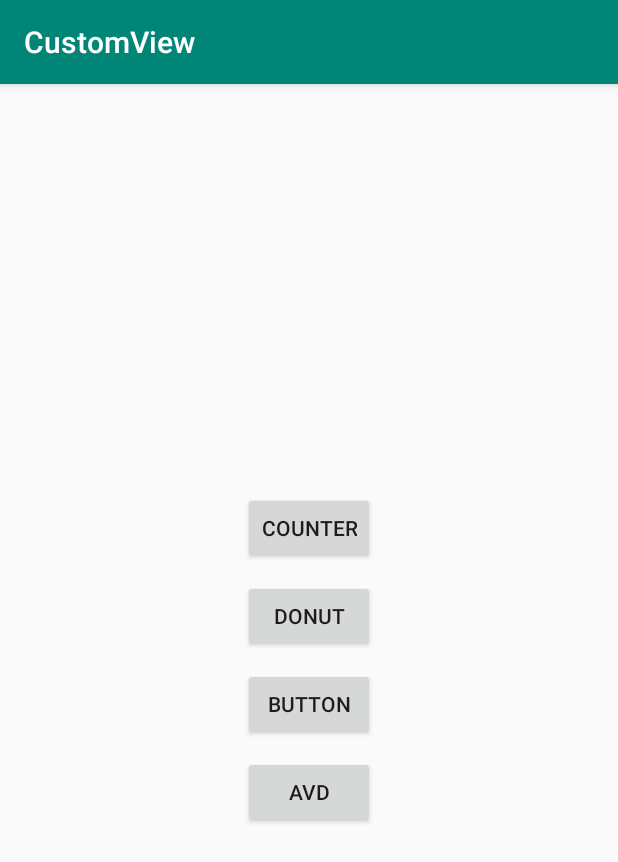
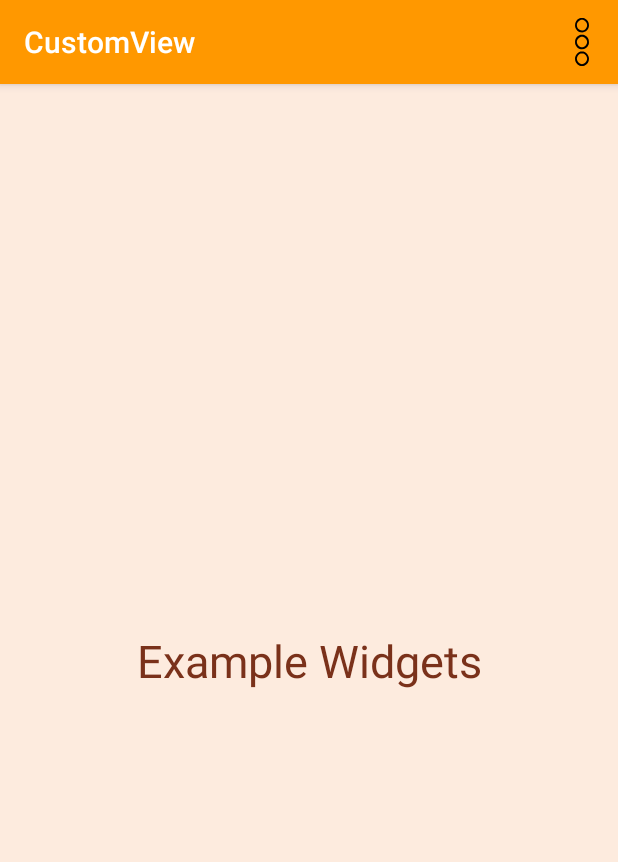
Before and after one commit to DinosauRuss/Sample_Android_projects, an Android app: the screen it shows after launch (MainActivity), on a phone screen of 412 x 824 dp. Shown: the top 862 px of the screen. Run offline under Robolectric (Android 15) with nearby library versions, the phone set to English and light mode, and no system bars.

Commit message:
Add customized menu for fragment transactions

```diff
--- a/CustomView/app/src/main/AndroidManifest.xml
+++ b/CustomView/app/src/main/AndroidManifest.xml
@@ -8,7 +8,7 @@
         android:label="@string/app_name"
         android:roundIcon="@mipmap/ic_launcher_round"
         android:supportsRtl="true"
-        android:theme="@style/AppTheme">
+        android:theme="@style/OrangeTheme">
         <activity android:name=".MainActivity">
             <intent-filter>
                 <action android:name="android.intent.action.MAIN" />
--- a/CustomView/app/src/main/java/com/example/rek/customview/MainActivity.java
+++ b/CustomView/app/src/main/java/com/example/rek/customview/MainActivity.java
@@ -3,7 +3,8 @@ package com.example.rek.customview;
 import android.support.v4.app.Fragment;
 import android.support.v7.app.AppCompatActivity;
 import android.os.Bundle;
-import android.view.View;
+import android.view.Menu;
+import android.view.MenuItem;
 
 import com.example.rek.customview.fragments.ButtonFragment;
 import com.example.rek.customview.fragments.CounterFragment;
@@ -28,25 +29,38 @@ public class MainActivity extends AppCompatActivity implements OnFragmentInterac
     }
 
     @Override
-    public void onFragmentInteraction(View v) {
+    public boolean onCreateOptionsMenu(Menu menu) {
+        getMenuInflater().inflate(R.menu.main_menu, menu);
+
+        return true;
+    }
+
+    @Override
+    public boolean onOptionsItemSelected(MenuItem item) {
+
         Fragment frago;
-        switch (v.getId()) {
-            case R.id.btnCounter:
+        switch (item.getItemId()) {
+            case R.id.menuCounter:
                 frago = new CounterFragment();
                 break;
-            case R.id.btnDonut:
+            case R.id.menuDonut:
                 frago = new DonutFragment();
                 break;
-            case R.id.btnButton:
+            case R.id.menuButtons:
                 frago = new ButtonFragment();
                 break;
-            case R.id.btnAvd:
+            case R.id.menuAvd:
                 frago = new AvdFragment();
                 break;
             default:
-                return;
+                return true;
         }
         transactFragment(frago);
+        return true;
+    }
+
+    @Override
+    public void onFragmentInteraction(int id) {
 
     }
 
--- a/CustomView/app/src/main/java/com/example/rek/customview/custom_views/MyDonutDrawable.java
+++ b/CustomView/app/src/main/java/com/example/rek/customview/custom_views/MyDonutDrawable.java
@@ -15,6 +15,9 @@ import android.graphics.drawable.Drawable;
 import android.os.Build;
 import android.support.annotation.NonNull;
 import android.support.annotation.Nullable;
+import android.support.v4.content.res.ResourcesCompat;
+
+import com.example.rek.customview.R;
 
 import java.util.ArrayList;
 import java.util.List;
@@ -73,7 +76,7 @@ public class MyDonutDrawable extends Drawable {
         icingPaint.setPathEffect(
                 new ComposePathEffect(
                     new CornerPathEffect(40f),
-                    new DiscretePathEffect(60f, 15f) ) );
+                    new DiscretePathEffect(60f, 19f) ) );
         sprinklePaint = new Paint(Paint.ANTI_ALIAS_FLAG);
         sprinkles = generateSprinkles(numOfSprinkles);
         holePath = new Path();
@@ -139,7 +142,7 @@ public class MyDonutDrawable extends Drawable {
         // Scale as appropriate
         canvas.scale(scale, scale, centerX, centerY);
 
-        // Draw outside the hole only
+        // Don't draw the hole
         if (Build.VERSION.SDK_INT >= 26) {
             canvas.clipOutPath(holePath);
         } else {
@@ -157,7 +160,7 @@ public class MyDonutDrawable extends Drawable {
         canvas.drawCircle(
                 centerX,
                 centerY,
-                getBounds().width() / 2.1f,
+                getBounds().width() / 2.17f,
                 icingPaint);
 
         // Draw the sprinkles
--- a/CustomView/app/src/main/java/com/example/rek/customview/fragments/OnFragmentInteractionListener.java
+++ b/CustomView/app/src/main/java/com/example/rek/customview/fragments/OnFragmentInteractionListener.java
@@ -15,6 +15,6 @@ import android.view.View;
  */
 public interface OnFragmentInteractionListener {
 
-        void onFragmentInteraction(View v);
+        void onFragmentInteraction(int id);
 
 }
--- a/CustomView/app/src/main/java/com/example/rek/customview/fragments/SelectorFragment.java
+++ b/CustomView/app/src/main/java/com/example/rek/customview/fragments/SelectorFragment.java
@@ -28,41 +28,12 @@ public class SelectorFragment extends Fragment {
         // Inflate the layout for this fragment
         View v =  inflater.inflate(R.layout.fragment_selector, container, false);
 
-        Button btnCounter = v.findViewById(R.id.btnCounter);
-        btnCounter.setOnClickListener(new View.OnClickListener() {
-            @Override
-            public void onClick(View view) {
-                onButtonPressed((Button) view);
-            }
-        });
-        Button btnDonut = v.findViewById(R.id.btnDonut);
-        btnDonut.setOnClickListener(new View.OnClickListener() {
-            @Override
-            public void onClick(View view) {
-                onButtonPressed((Button) view);
-            }
-        });
-        Button btnButton = v.findViewById(R.id.btnButton);
-        btnButton.setOnClickListener(new View.OnClickListener() {
-            @Override
-            public void onClick(View view) {
-                onButtonPressed((Button) view);
-            }
-        });
-        Button btnAvd = v.findViewById(R.id.btnAvd);
-        btnAvd.setOnClickListener(new View.OnClickListener() {
-            @Override
-            public void onClick(View v) {
-                onButtonPressed((Button) v);
-            }
-        });
-
         return v;
     }
 
-    public void onButtonPressed(Button b) {
+    public void onButtonPressed(int id) {
         if (mListener != null) {
-            mListener.onFragmentInteraction(b);
+            mListener.onFragmentInteraction(id);
         }
     }
 
--- /dev/null
+++ b/CustomView/app/src/main/res/drawable/ic_menu.xml
@@ -0,0 +1,9 @@
+<vector xmlns:android="http://schemas.android.com/apk/res/android"
+    android:width="71dp"
+    android:height="234dp"
+    android:viewportWidth="70.88384"
+    android:viewportHeight="233.94685">
+    <path
+        android:fillColor="#000000"
+        android:pathData="m23.449,232.377c-24.384,-8.531 -31.445,-40.052 -13.085,-58.412 7.314,-7.314 14.557,-10.265 25.08,-10.218 10.617,0.047 17.86,2.998 25.08,10.218 18.446,18.446 11.205,50.115 -13.365,58.456 -6.047,2.053 -17.779,2.031 -23.71,-0.044zM43.385,223.47c9.823,-2.917 18.059,-14.056 18.059,-24.425 0,-5.189 -3.124,-13.131 -6.738,-17.132 -5.657,-6.261 -10.426,-8.322 -19.262,-8.322 -8.836,0 -13.605,2.06 -19.262,8.322 -3.615,4.001 -6.738,11.943 -6.738,17.132 0,10.1 8.238,21.48 17.64,24.368 6.367,1.956 9.866,1.968 16.301,0.057zM29.094,152.007C17.354,150.011 6.544,141.202 2.389,130.247c-3.022,-7.97 -2.989,-18.678 0.083,-26.694 3.136,-8.182 11.296,-16.343 19.479,-19.479 8.141,-3.12 18.711,-3.11 26.985,0.026 8.2,3.108 16.346,11.254 19.452,19.453 2.735,7.221 3.049,18.759 0.686,25.254 -5.941,16.335 -22.803,26.12 -39.98,23.201zM43.385,141.47c9.823,-2.917 18.059,-14.056 18.059,-24.425 0,-13.305 -12.695,-26 -26,-26 -13.305,0 -26,12.695 -26,26 0,10.1 8.238,21.48 17.64,24.368 6.367,1.956 9.866,1.968 16.301,0.057zM28.489,69.994C11.824,66.572 0.248,52.498 0.153,35.545 0.065,19.864 9.233,6.58 23.683,1.452c5.464,-1.939 18.015,-1.935 23.522,0.009 24.501,8.646 31.687,40.297 13.319,58.665 -8.331,8.331 -20.807,12.174 -32.035,9.869zM47.116,58.212c7.809,-3.984 14.328,-14.525 14.328,-23.167 0,-13.305 -12.695,-26 -26,-26 -13.305,0 -26,12.695 -26,26 0,10.864 8.073,21.542 18.994,25.126 4.168,1.368 14.226,0.313 18.678,-1.958z" />
+</vector>
--- a/CustomView/app/src/main/res/layout/fragment_selector.xml
+++ b/CustomView/app/src/main/res/layout/fragment_selector.xml
@@ -19,37 +19,12 @@
         app:layout_constraintStart_toStartOf="parent"
         app:layout_constraintTop_toTopOf="parent">
 
-        <Button
-            android:id="@+id/btnCounter"
+        <TextView
             android:layout_width="wrap_content"
             android:layout_height="wrap_content"
-            android:layout_margin="5dp"
-            android:text="@string/counter"
-            tools:ignore="ButtonStyle" />
-
-        <Button
-            android:id="@+id/btnDonut"
-            android:layout_width="wrap_content"
-            android:layout_height="wrap_content"
-            android:layout_margin="5dp"
-            android:text="@string/donut"
-            tools:ignore="ButtonStyle" />
-
-        <Button
-            android:id="@+id/btnButton"
-            android:layout_width="wrap_content"
-            android:layout_height="wrap_content"
-            android:layout_margin="5dp"
-            android:text="@string/button"
-            tools:ignore="ButtonStyle" />
-
-        <Button
-            android:id="@+id/btnAvd"
-            android:layout_width="wrap_content"
-            android:layout_height="wrap_content"
-            android:layout_margin="5dp"
-            android:text="@string/avd"
-            tools:ignore="ButtonStyle" />
+            android:text="@string/widgets"
+            android:textSize="30sp"
+            android:textColor="@color/colorAccentOrange"/>
 
     </LinearLayout>
 
--- /dev/null
+++ b/CustomView/app/src/main/res/menu/main_menu.xml
@@ -0,0 +1,35 @@
+<?xml version="1.0" encoding="utf-8"?>
+<menu xmlns:android="http://schemas.android.com/apk/res/android"
+    xmlns:app="http://schemas.android.com/apk/res-auto">
+
+    <item
+        android:id="@+id/menuMore"
+        android:title=""
+        app:showAsAction="ifRoom"
+        android:icon="@drawable/ic_menu">
+
+        <menu>
+            <item
+                android:id="@+id/menuCounter"
+                android:title="@string/counter"
+                app:showAsAction="never" />
+
+            <item
+                android:id="@+id/menuDonut"
+                android:title="@string/donut"
+                app:showAsAction="never" />
+
+            <item
+                android:id="@+id/menuButtons"
+                android:title="@string/button"
+                app:showAsAction="never" />
+
+            <item
+                android:id="@+id/menuAvd"
+                android:title="@string/avd"
+                app:showAsAction="never" />
+        </menu>
+
+    </item>
+
+</menu>
--- a/CustomView/app/src/main/res/values/colors.xml
+++ b/CustomView/app/src/main/res/values/colors.xml
@@ -14,4 +14,11 @@
     <color name="GREEN">#5FB301</color>
     <color name="DARK_GREEN">#4F9744</color>
 
+    <color name="colorPrimaryOrange">#FF9800</color>
+    <color name="colorPrimaryDarkOrange">#AD5903</color>
+    <color name="colorAccentOrange">#7A311A</color>
+    <color name="colorTextOrange">#212121</color>
+    <color name="colorTextSecondaryOrange">#757575</color>
+    <color name="colorPrimaryLightOrange">#FDEBDE</color>
+
 </resources>
--- a/CustomView/app/src/main/res/values/strings.xml
+++ b/CustomView/app/src/main/res/values/strings.xml
@@ -9,4 +9,5 @@
     <string name="animate">Animate</string>
     <string name="button">Button</string>
     <string name="avd">AVD</string>
+    <string name="widgets">Example Widgets</string>
 </resources>
--- a/CustomView/app/src/main/res/values/styles.xml
+++ b/CustomView/app/src/main/res/values/styles.xml
@@ -8,4 +8,28 @@
         <item name="colorAccent">@color/colorAccent</item>
     </style>
 
+    <style name="OrangeTheme" parent="AppTheme">
+        <item name="colorPrimary">@color/colorPrimaryOrange</item>
+        <item name="colorPrimaryDark">@color/colorPrimaryDarkOrange</item>
+        <item name="colorAccent">@color/colorAccentOrange</item>
+        <item name="android:textColor">@color/colorTextOrange</item>
+        <item name="android:textColorSecondary">@color/colorTextSecondaryOrange</item>
+        <item name="android:colorBackground">@color/colorPrimaryLightOrange</item>
+
+        <item name="actionOverflowMenuStyle">@style/OverflowMenu</item>
+        <item name="android:itemTextAppearance">@style/OverflowTextAppearance</item>
+    </style>
+
+    <style name="OverflowMenu" parent="Widget.AppCompat.PopupMenu.Overflow">
+        <item name="android:dropDownVerticalOffset">8dp</item>
+        <item name="android:overlapAnchor">false</item>
+        <item name="android:popupBackground">@color/colorPrimaryLightOrange</item>
+    </style>
+
+    <style name="OverflowTextAppearance" parent="TextAppearance.AppCompat">
+        <item name="android:textColor">@color/colorAccentOrange</item>
+        <item name="android:textSize">20sp</item>
+    </style>
+
+
 </resources>
```
